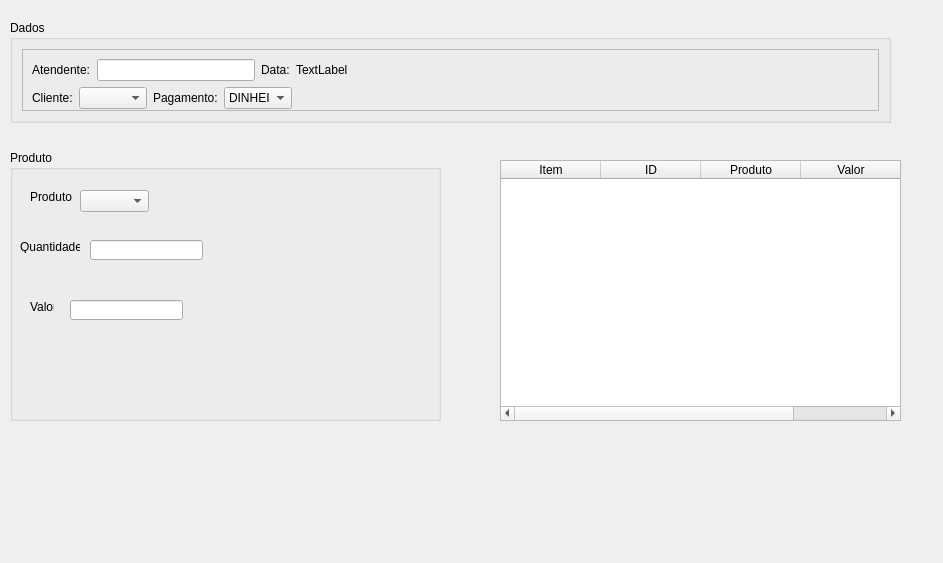
Before: the Qt Designer form view/venda_pg.ui in Gusrrocha/Sistema-para-livraria, drawn with Qt 5.
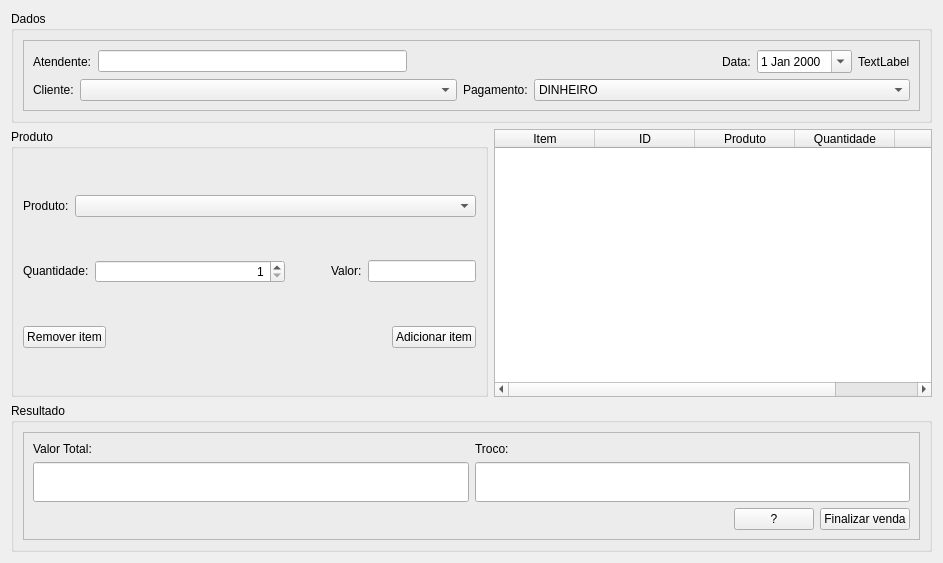
After: the same form once the commit is applied.

Commit message: Venda - Inserção de itens

```diff
--- a/view/venda_pg.ui
+++ b/view/venda_pg.ui
@@ -13,15 +13,9 @@
   <property name="windowTitle">
    <string>Form</string>
   </property>
+  <layout class="QVBoxLayout" name="verticalLayout_7">
+   <item>
   <widget class="QGroupBox" name="groupBox">
-   <property name="geometry">
-    <rect>
-     <x>10</x>
-     <y>20</y>
-     <width>881</width>
-     <height>103</height>
-    </rect>
-   </property>
    <property name="title">
     <string>Dados</string>
    </property>
@@ -34,15 +28,8 @@
       <property name="frameShadow">
        <enum>QFrame::Raised</enum>
       </property>
-      <widget class="QWidget" name="">
-       <property name="geometry">
-        <rect>
-         <x>10</x>
-         <y>10</y>
-         <width>316</width>
-         <height>22</height>
-        </rect>
-       </property>
+        <layout class="QVBoxLayout" name="verticalLayout">
+         <item>
        <layout class="QHBoxLayout" name="horizontalLayout">
         <item>
          <widget class="QLabel" name="label_3">
@@ -58,6 +45,19 @@
           </property>
          </widget>
         </item>
+           <item>
+            <spacer name="horizontalSpacer_3">
+             <property name="orientation">
+              <enum>Qt::Horizontal</enum>
+             </property>
+             <property name="sizeHint" stdset="0">
+              <size>
+               <width>40</width>
+               <height>20</height>
+              </size>
+             </property>
+            </spacer>
+           </item>
         <item>
          <widget class="QLabel" name="label_4">
           <property name="sizePolicy">
@@ -71,6 +71,13 @@
           </property>
          </widget>
         </item>
+           <item>
+            <widget class="QDateEdit" name="dateEdit">
+             <property name="calendarPopup">
+              <bool>true</bool>
+             </property>
+            </widget>
+           </item>
         <item>
          <widget class="QLabel" name="label_date">
           <property name="text">
@@ -79,19 +86,17 @@
          </widget>
         </item>
        </layout>
-      </widget>
-      <widget class="QWidget" name="">
-       <property name="geometry">
-        <rect>
-         <x>10</x>
-         <y>38</y>
-         <width>260</width>
-         <height>22</height>
-        </rect>
-       </property>
+         </item>
+         <item>
        <layout class="QHBoxLayout" name="horizontalLayout_2">
         <item>
          <widget class="QLabel" name="label_2">
+             <property name="sizePolicy">
+              <sizepolicy hsizetype="Fixed" vsizetype="Preferred">
+               <horstretch>0</horstretch>
+               <verstretch>0</verstretch>
+              </sizepolicy>
+             </property>
           <property name="text">
            <string>Cliente:</string>
           </property>
@@ -102,6 +107,12 @@
         </item>
         <item>
          <widget class="QLabel" name="label">
+             <property name="sizePolicy">
+              <sizepolicy hsizetype="Fixed" vsizetype="Preferred">
+               <horstretch>0</horstretch>
+               <verstretch>0</verstretch>
+              </sizepolicy>
+             </property>
           <property name="text">
            <string>Pagamento:</string>
           </property>
@@ -122,123 +133,334 @@
          </widget>
         </item>
        </layout>
-      </widget>
-     </widget>
+         </item>
+        </layout>
+       </widget>
     </item>
    </layout>
   </widget>
-  <widget class="QTableWidget" name="table_item">
-   <property name="geometry">
-    <rect>
-     <x>500</x>
-     <y>160</y>
-     <width>401</width>
-     <height>261</height>
-    </rect>
-   </property>
-   <column>
-    <property name="text">
-     <string>Item</string>
-    </property>
-   </column>
-   <column>
-    <property name="text">
-     <string>ID</string>
-    </property>
-   </column>
-   <column>
-    <property name="text">
-     <string>Produto</string>
-    </property>
-   </column>
-   <column>
-    <property name="text">
-     <string>Valor</string>
-    </property>
-   </column>
-  </widget>
+   </item>
+   <item>
+    <layout class="QHBoxLayout" name="horizontalLayout_10">
+     <item>
   <widget class="QGroupBox" name="groupBox_2">
-   <property name="geometry">
-    <rect>
-     <x>10</x>
-     <y>150</y>
-     <width>431</width>
-     <height>271</height>
-    </rect>
-   </property>
    <property name="title">
     <string>Produto</string>
    </property>
+       <layout class="QVBoxLayout" name="verticalLayout_3">
+        <item>
+         <layout class="QHBoxLayout" name="horizontalLayout_5">
+          <item>
    <widget class="QLabel" name="label_5">
-    <property name="geometry">
-     <rect>
-      <x>20</x>
-      <y>40</y>
-      <width>42</width>
-      <height>13</height>
-     </rect>
+            <property name="sizePolicy">
+             <sizepolicy hsizetype="Fixed" vsizetype="Fixed">
+              <horstretch>0</horstretch>
+              <verstretch>0</verstretch>
+             </sizepolicy>
     </property>
     <property name="text">
      <string>Produto:</string>
     </property>
    </widget>
-   <widget class="QComboBox" name="comboBox">
-    <property name="geometry">
-     <rect>
-      <x>70</x>
-      <y>40</y>
-      <width>69</width>
-      <height>22</height>
-     </rect>
-    </property>
-   </widget>
-   <widget class="QLineEdit" name="lineEdit">
-    <property name="geometry">
-     <rect>
-      <x>80</x>
-      <y>90</y>
-      <width>113</width>
-      <height>20</height>
-     </rect>
-    </property>
-   </widget>
+          </item>
+          <item>
+           <widget class="QComboBox" name="produto_comboBox"/>
+          </item>
+         </layout>
+        </item>
+        <item>
+         <layout class="QHBoxLayout" name="horizontalLayout_6">
+          <item>
+           <layout class="QHBoxLayout" name="horizontalLayout_3">
+            <item>
+             <layout class="QHBoxLayout" name="horizontalLayout_4">
+              <item>
    <widget class="QLabel" name="label_6">
-    <property name="geometry">
-     <rect>
-      <x>10</x>
-      <y>90</y>
-      <width>60</width>
-      <height>13</height>
-     </rect>
+                <property name="sizePolicy">
+                 <sizepolicy hsizetype="Fixed" vsizetype="Fixed">
+                  <horstretch>0</horstretch>
+                  <verstretch>0</verstretch>
+                 </sizepolicy>
     </property>
     <property name="text">
      <string>Quantidade:</string>
     </property>
    </widget>
+              </item>
+              <item>
+               <widget class="QSpinBox" name="quant_produto">
+                <property name="sizePolicy">
+                 <sizepolicy hsizetype="Expanding" vsizetype="Fixed">
+                  <horstretch>0</horstretch>
+                  <verstretch>0</verstretch>
+                 </sizepolicy>
+                </property>
+                <property name="minimumSize">
+                 <size>
+                  <width>190</width>
+                  <height>0</height>
+                 </size>
+                </property>
+                <property name="alignment">
+                 <set>Qt::AlignRight|Qt::AlignTrailing|Qt::AlignVCenter</set>
+                </property>
+                <property name="minimum">
+                 <number>1</number>
+                </property>
+               </widget>
+              </item>
+              <item>
+               <spacer name="horizontalSpacer_4">
+                <property name="orientation">
+                 <enum>Qt::Horizontal</enum>
+                </property>
+                <property name="sizeType">
+                 <enum>QSizePolicy::Fixed</enum>
+                </property>
+                <property name="sizeHint" stdset="0">
+                 <size>
+                  <width>40</width>
+                  <height>20</height>
+                 </size>
+                </property>
+               </spacer>
+              </item>
+             </layout>
+            </item>
+            <item>
    <widget class="QLabel" name="label_7">
-    <property name="geometry">
-     <rect>
-      <x>20</x>
-      <y>150</y>
-      <width>24</width>
-      <height>13</height>
-     </rect>
+              <property name="sizePolicy">
+               <sizepolicy hsizetype="Fixed" vsizetype="Fixed">
+                <horstretch>0</horstretch>
+                <verstretch>0</verstretch>
+               </sizepolicy>
     </property>
     <property name="text">
      <string>Valor:</string>
     </property>
    </widget>
-   <widget class="QLineEdit" name="lineEdit_2">
-    <property name="geometry">
-     <rect>
-      <x>60</x>
-      <y>150</y>
-      <width>113</width>
+            </item>
+            <item>
+             <widget class="QLineEdit" name="valor_item">
+              <property name="sizePolicy">
+               <sizepolicy hsizetype="Fixed" vsizetype="Fixed">
+                <horstretch>0</horstretch>
+                <verstretch>0</verstretch>
+               </sizepolicy>
+              </property>
+              <property name="readOnly">
+               <bool>true</bool>
+              </property>
+             </widget>
+            </item>
+           </layout>
+          </item>
+         </layout>
+        </item>
+        <item>
+         <layout class="QHBoxLayout" name="horizontalLayout_8">
+          <item>
+           <widget class="QPushButton" name="removerItem_btn">
+            <property name="text">
+             <string>Remover item</string>
+            </property>
+           </widget>
+          </item>
+          <item>
+           <spacer name="horizontalSpacer">
+            <property name="orientation">
+             <enum>Qt::Horizontal</enum>
+            </property>
+            <property name="sizeHint" stdset="0">
+             <size>
+              <width>40</width>
       <height>20</height>
-     </rect>
-    </property>
-   </widget>
-  </widget>
+             </size>
+            </property>
+           </spacer>
+          </item>
+          <item>
+           <widget class="QPushButton" name="addItem_btn">
+            <property name="text">
+             <string>Adicionar item</string>
+            </property>
+           </widget>
+          </item>
+         </layout>
+        </item>
+       </layout>
+      </widget>
+     </item>
+     <item>
+      <widget class="QTableWidget" name="table_item">
+       <property name="sizePolicy">
+        <sizepolicy hsizetype="Expanding" vsizetype="Expanding">
+         <horstretch>0</horstretch>
+         <verstretch>0</verstretch>
+        </sizepolicy>
+       </property>
+       <property name="minimumSize">
+        <size>
+         <width>350</width>
+         <height>0</height>
+        </size>
+       </property>
+       <column>
+        <property name="text">
+         <string>Item</string>
+        </property>
+       </column>
+       <column>
+        <property name="text">
+         <string>ID</string>
+        </property>
+       </column>
+       <column>
+        <property name="text">
+         <string>Produto</string>
+        </property>
+       </column>
+       <column>
+        <property name="text">
+         <string>Quantidade</string>
+        </property>
+       </column>
+       <column>
+        <property name="text">
+         <string>Valor</string>
+        </property>
+       </column>
+      </widget>
+     </item>
+    </layout>
+   </item>
+   <item>
+    <widget class="QGroupBox" name="groupBox_3">
+     <property name="title">
+      <string>Resultado</string>
+     </property>
+     <layout class="QVBoxLayout" name="verticalLayout_6">
+      <item>
+       <widget class="QFrame" name="frame_2">
+        <property name="frameShape">
+         <enum>QFrame::StyledPanel</enum>
+        </property>
+        <property name="frameShadow">
+         <enum>QFrame::Raised</enum>
+        </property>
+        <layout class="QVBoxLayout" name="verticalLayout_8">
+         <item>
+          <layout class="QHBoxLayout" name="horizontalLayout_7">
+           <item>
+            <layout class="QVBoxLayout" name="verticalLayout_4">
+             <item>
+              <widget class="QLabel" name="label_9">
+               <property name="text">
+                <string>Valor Total:</string>
+               </property>
+              </widget>
+             </item>
+             <item>
+              <widget class="QLineEdit" name="lineEdit_3">
+               <property name="minimumSize">
+                <size>
+                 <width>0</width>
+                 <height>40</height>
+                </size>
+               </property>
+               <property name="font">
+                <font>
+                 <pointsize>14</pointsize>
+                </font>
+               </property>
+               <property name="text">
+                <string/>
+               </property>
+               <property name="alignment">
+                <set>Qt::AlignRight|Qt::AlignTrailing|Qt::AlignVCenter</set>
+               </property>
+               <property name="readOnly">
+                <bool>true</bool>
+               </property>
+              </widget>
+             </item>
+            </layout>
+           </item>
+           <item>
+            <layout class="QVBoxLayout" name="verticalLayout_5">
+             <item>
+              <widget class="QLabel" name="label_8">
+               <property name="text">
+                <string>Troco:</string>
+               </property>
+              </widget>
+             </item>
+             <item>
+              <widget class="QLineEdit" name="lineEdit_4">
+               <property name="minimumSize">
+                <size>
+                 <width>0</width>
+                 <height>40</height>
+                </size>
+               </property>
+               <property name="font">
+                <font>
+                 <pointsize>14</pointsize>
+                </font>
+               </property>
+               <property name="text">
+                <string/>
+               </property>
+               <property name="alignment">
+                <set>Qt::AlignRight|Qt::AlignTrailing|Qt::AlignVCenter</set>
+               </property>
+               <property name="readOnly">
+                <bool>true</bool>
+               </property>
+              </widget>
+             </item>
+            </layout>
+           </item>
+          </layout>
+         </item>
+         <item>
+          <layout class="QHBoxLayout" name="horizontalLayout_11">
+           <item>
+            <spacer name="horizontalSpacer_2">
+             <property name="orientation">
+              <enum>Qt::Horizontal</enum>
+             </property>
+             <property name="sizeHint" stdset="0">
+              <size>
+               <width>40</width>
+               <height>20</height>
+              </size>
+             </property>
+            </spacer>
+           </item>
+           <item>
+            <widget class="QPushButton" name="pushButton_4">
+             <property name="text">
+              <string>?</string>
+             </property>
+            </widget>
+           </item>
+           <item>
+            <widget class="QPushButton" name="pushButton_3">
+             <property name="text">
+              <string>Finalizar venda</string>
+             </property>
+            </widget>
+           </item>
+          </layout>
+         </item>
+        </layout>
+       </widget>
+      </item>
+     </layout>
+    </widget>
+   </item>
+  </layout>
  </widget>
  <resources/>
  <connections/>
```
Lines whose indentation alone changed are shown as unchanged. The commit also changes 8 other files.
